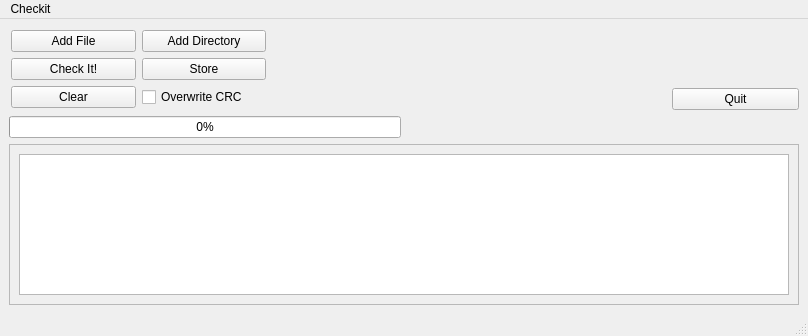
Before: the Qt Designer form mainwindow.ui in BoraxMan/checkitgui, drawn with Qt 5.
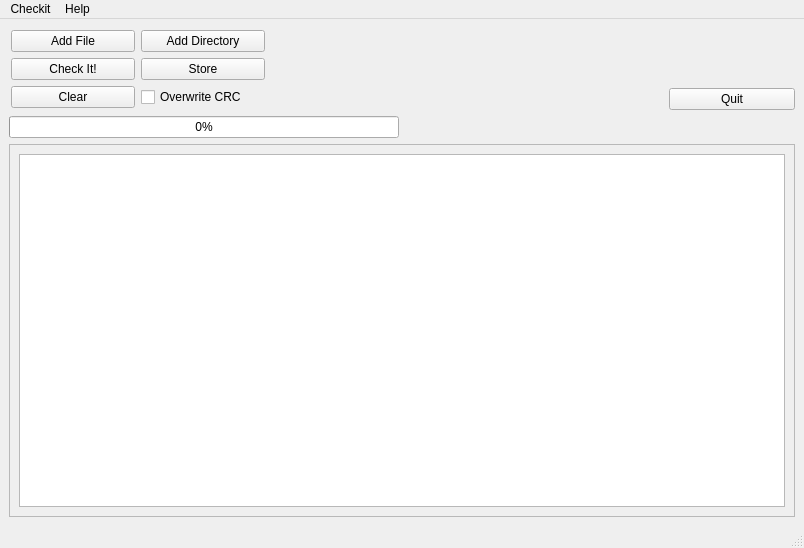
After: the same form once the commit is applied.

```diff
--- a/mainwindow.ui
+++ b/mainwindow.ui
@@ -6,8 +6,8 @@
    <rect>
     <x>0</x>
     <y>0</y>
-    <width>808</width>
-    <height>336</height>
+    <width>804</width>
+    <height>548</height>
    </rect>
   </property>
   <property name="windowTitle">
@@ -103,8 +103,8 @@
         <rect>
          <x>0</x>
          <y>0</y>
-         <width>788</width>
-         <height>139</height>
+         <width>784</width>
+         <height>366</height>
         </rect>
        </property>
        <property name="sizePolicy">
@@ -135,8 +135,8 @@
     <rect>
      <x>0</x>
      <y>0</y>
-     <width>808</width>
-     <height>23</height>
+     <width>804</width>
+     <height>20</height>
     </rect>
    </property>
    <widget class="QMenu" name="menuCheckit">
@@ -151,7 +151,15 @@
     <addaction name="actionAbout"/>
     <addaction name="actionQuit_2"/>
    </widget>
+   <widget class="QMenu" name="menuHelp">
+    <property name="title">
+     <string>Help</string>
+    </property>
+    <addaction name="actionManual"/>
+    <addaction name="actionAbout"/>
+   </widget>
    <addaction name="menuCheckit"/>
+   <addaction name="menuHelp"/>
   </widget>
   <action name="actionAdd_File">
    <property name="text">
```
Left out of the diff: 88 changed lines with no effect on the pictures.
